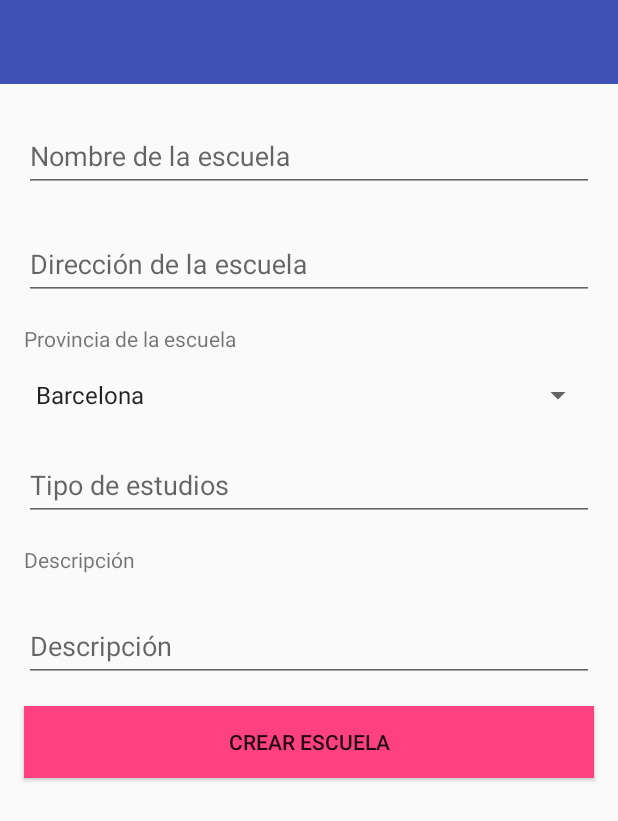
After one commit to oscarfava22/LaSalleAppCatalunya, an Android app: the layout activity_add_centre.xml on its own in the app's theme, with its tools: preview values and no code run, on a phone screen of 412 x 824 dp. The commit adds this screen. Shown: the top 821 px of the screen. Run offline under Robolectric (Android 15) with nearby library versions, the phone set to English and light mode, and no system bars.

Commit message:
Parts descripcio i afegir centre afegides amb strings i tal actualitzats

```diff
--- a/app/build.gradle
+++ b/app/build.gradle
@@ -26,4 +26,5 @@ dependencies {
     testImplementation 'junit:junit:4.12'
     androidTestImplementation 'com.android.support.test:runner:1.0.1'
     androidTestImplementation 'com.android.support.test.espresso:espresso-core:3.0.1'
+    compile 'com.android.support:design:26.1.0'
 }
--- /dev/null
+++ b/app/src/main/res/layout/activity_add_centre.xml
@@ -0,0 +1,129 @@
+<?xml version="1.0" encoding="utf-8"?>
+<ScrollView
+    xmlns:android="http://schemas.android.com/apk/res/android"
+    android:layout_width="match_parent"
+    android:layout_height="match_parent"
+    android:fillViewport="true">
+    <LinearLayout
+        android:layout_width="match_parent"
+        android:layout_height="match_parent"
+        android:orientation="vertical"
+        xmlns:android="http://schemas.android.com/apk/res/android"
+        android:descendantFocusability="beforeDescendants"
+        android:focusableInTouchMode="true">
+
+        <android.support.v7.widget.Toolbar
+            android:id="@+id/toolbar_activity_add_centre"
+            android:layout_width="match_parent"
+            android:layout_height="wrap_content"
+            android:theme="?attr/actionBarTheme"
+            android:background="?attr/colorPrimary"
+            android:minHeight="?attr/actionBarSize">
+        </android.support.v7.widget.Toolbar>
+
+        <android.support.design.widget.TextInputLayout
+            android:layout_width="match_parent"
+            android:layout_height="wrap_content"
+            android:id="@+id/tiet_activity_add_center_school_name"
+            android:layout_marginStart="16dp"
+            android:layout_marginEnd="16dp"
+            android:layout_marginTop="16dp">
+
+            <android.support.design.widget.TextInputEditText
+                android:id="@+id/til_activity_add_center_school_name"
+                android:layout_width="match_parent"
+                android:layout_height="wrap_content"
+                android:hint="@string/school_name_hint"/>
+
+        </android.support.design.widget.TextInputLayout>
+
+        <android.support.design.widget.TextInputLayout
+            android:layout_width="match_parent"
+            android:layout_height="wrap_content"
+            android:id="@+id/til_activity_add_center_school_adress"
+            android:layout_marginStart="16dp"
+            android:layout_marginEnd="16dp"
+            android:layout_marginTop="16dp">
+
+            <android.support.design.widget.TextInputEditText
+                android:id="@+id/tiet_activity_add_center_school_address"
+                android:layout_width="match_parent"
+                android:layout_height="wrap_content"
+                android:hint="@string/school_address_hint"/>
+
+        </android.support.design.widget.TextInputLayout>
+
+        <TextView
+            android:layout_width="match_parent"
+            android:layout_height="wrap_content"
+            android:text="@string/title_provincia"
+            android:id="@+id/text_view_activity_add_center_provincia"
+            android:layout_marginStart="16dp"
+            android:layout_marginEnd="16dp"
+            android:layout_marginTop="16dp"/>
+
+        <Spinner
+            android:layout_width="match_parent"
+            android:layout_height="wrap_content"
+            android:id="@+id/spinner_activity_add_center_provincia"
+            android:layout_marginStart="16dp"
+            android:layout_marginEnd="16dp"
+            android:layout_marginTop="16dp"
+            android:entries="@array/provincies_array">
+        </Spinner>
+
+        <android.support.design.widget.TextInputLayout
+            android:layout_width="match_parent"
+            android:layout_height="wrap_content"
+            android:id="@+id/til_activity_add_center_school_tipus_estudis"
+            android:layout_marginStart="16dp"
+            android:layout_marginEnd="16dp"
+            android:layout_marginTop="16dp">
+
+            <android.support.design.widget.TextInputEditText
+                android:id="@+id/tiet_activity_add_center_school_tipus_estudis"
+                android:layout_width="match_parent"
+                android:layout_height="wrap_content"
+                android:hint="@string/tipus_estudis_hint"/>
+
+        </android.support.design.widget.TextInputLayout>
+
+        <TextView
+            android:layout_width="match_parent"
+            android:layout_height="wrap_content"
+            android:layout_marginStart="16dp"
+            android:layout_marginEnd="16dp"
+            android:layout_marginTop="16dp"
+            android:text="@string/titol_descripcio"
+            android:id="@+id/text_view_activity_add_center_titol_description"/>
+
+        <android.support.design.widget.TextInputLayout
+            android:layout_width="match_parent"
+            android:layout_height="wrap_content"
+            android:id="@+id/til_activity_add_center_school_description"
+            android:layout_marginStart="16dp"
+            android:layout_marginEnd="16dp"
+            android:layout_marginTop="16dp">
+
+            <android.support.design.widget.TextInputEditText
+                android:id="@+id/tiet_activity_add_center_school_description"
+                android:layout_width="match_parent"
+                android:layout_height="wrap_content"
+                android:hint="@string/titol_descripcio"/>
+
+        </android.support.design.widget.TextInputLayout>
+
+        <Button
+            android:layout_width="match_parent"
+            android:layout_height="wrap_content"
+            android:layout_marginStart="16dp"
+            android:layout_marginEnd="16dp"
+            android:layout_marginTop="16dp"
+            android:layout_marginBottom="16dp"
+            android:text="@string/button_create_school"
+            android:background="@color/colorAccent"
+            android:id="@+id/button_activity_add_center_create_school"/>
+
+    </LinearLayout>
+
+</ScrollView>
--- a/app/src/main/res/values/colors.xml
+++ b/app/src/main/res/values/colors.xml
@@ -4,4 +4,5 @@
     <color name="colorPrimaryDark">#303F9F</color>
     <color name="colorAccent">#FF4081</color>
     <color name="white">#FFFFFF</color>
+    <color name="colorTest">#5FF</color>
 </resources>
--- a/app/src/main/res/values/strings.xml
+++ b/app/src/main/res/values/strings.xml
@@ -31,6 +31,31 @@
     <string name="Delete">Borrar</string>
     <string name="Cancel">Cancelar</string>
 
+    <string name="nom_escola">Nombre escuela</string>
+    <string name="adreça_test">Calle Test, n 1024, 100110 BCN</string>
+    <string name="tipus_estudis_test">Solo informática a modo test</string>
+    <string name="titol_descripcio">Descripción</string>
+    <string name="title_add_new_centre">Añadir una nueva escuela</string>
+    <string name="school_name_hint">Nombre de la escuela</string>
+    <string name="school_address_hint">Dirección de la escuela</string>
+    <string name="title_provincia">Provincia de la escuela</string>
+
+    <string-array name="provincies_array">
+        <item>Barcelona</item>
+        <item>Girona</item>
+        <item>Lleida</item>
+        <item>Tarragona</item>
+    </string-array>
+
+    <string name="tipus_estudis_hint">Tipo de estudios</string>
+    <string name="button_create_school">CREAR ESCUELA</string>
+
+    <string name="lorem_ipsum">Lorem ipsum dolor sit amet, consectetur adipiscing elit, sed do eiusmod tempor incididunt ut labore et dolore magna aliqua. Ut enim ad minim veniam, quis nostrud exercitation ullamco laboris nisi ut aliquip ex ea commodo consequat. Duis aute irure dolor in reprehenderit in voluptate velit esse cillum dolore eu fugiat nulla pariatur. Excepteur sint occaecat cupidatat non proident, sunt in culpa qui officia deserunt mollit anim id est laborum.
+    Lorem ipsum dolor sit amet, consectetur adipiscing elit, sed do eiusmod tempor incididunt ut labore et dolore magna aliqua. Ut enim ad minim veniam, quis nostrud exercitation ullamco laboris nisi ut aliquip ex ea commodo consequat. Duis aute irure dolor in reprehenderit in voluptate velit esse cillum dolore eu fugiat nulla pariatur. Excepteur sint occaecat cupidatat non proident, sunt in culpa qui officia deserunt mollit anim id est laborum.
+    Lorem ipsum dolor sit amet, consectetur adipiscing elit, sed do eiusmod tempor incididunt ut labore et dolore magna aliqua. Ut enim ad minim veniam, quis nostrud exercitation ullamco laboris nisi ut aliquip ex ea commodo consequat. Duis aute irure dolor in reprehenderit in voluptate velit esse cillum dolore eu fugiat nulla pariatur. Excepteur sint occaecat cupidatat non proident, sunt in culpa qui officia deserunt mollit anim id est laborum.
+    Lorem ipsum dolor sit amet, consectetur adipiscing elit, sed do eiusmod tempor incididunt ut labore et dolore magna aliqua. Ut enim ad minim veniam, quis nostrud exercitation ullamco laboris nisi ut aliquip ex ea commodo consequat. Duis aute irure dolor in reprehenderit in voluptate velit esse cillum dolore eu fugiat nulla pariatur. Excepteur sint occaecat cupidatat non proident, sunt in culpa qui officia deserunt mollit anim id est laborum.</string>
+
+
 
 
 </resources>
```
Also changed, not shown: app/src/main/java/com/practica2/projectes2/lasalle/lasalleappcatalunya/ActivityAddCentre.java (added, +18 -0 lines), app/src/main/java/com/practica2/projectes2/lasalle/lasalleappcatalunya/ActivityDescription.java (added, +13 -0 lines), app/src/main/res/layout/activity_description.xml (added, +103 -0 lines), app/src/main/res/drawable-hdpi/ic_open_map.png (added), app/src/main/res/drawable-hdpi/image_test.png (added), app/src/main/res/drawable-mdpi/ic_open_map.png (added), app/src/main/res/drawable-mdpi/image_test.png (added), app/src/main/res/drawable-xhdpi/ic_open_map.png (added), app/src/main/res/drawable-xhdpi/image_test.png (added), app/src/main/res/drawable-xxhdpi/ic_open_map.png (added), app/src/main/res/drawable-xxhdpi/image_test.png (added), 1 other file.
